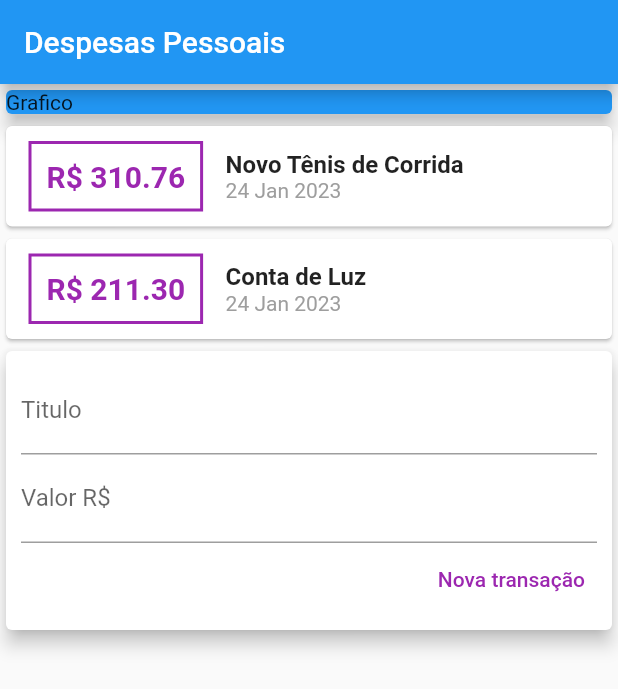
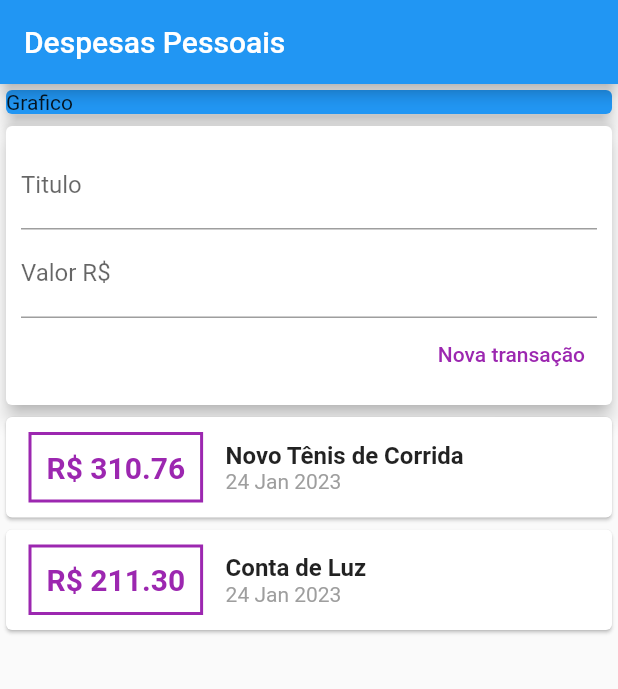
Before and after one commit to williansjaime/AppFlutterDespesas, a Flutter app: the screen it shows after launch, on a phone screen of 412 x 824 dp. Shown: the top 689 px of the screen. Run offline on Flutter 3.47's test engine with Material 2 defaults, Android fonts, the phone set to English and light mode, and no system bars.

Commit message:
Implementado list view e melhorisa no app

```diff
--- a/AppExpense/expenses/lib/components/transaction_list.dart
+++ b/AppExpense/expenses/lib/components/transaction_list.dart
@@ -9,8 +9,12 @@ class TransactionList extends StatelessWidget {
   TransactionList(this.transaction); //contrutor
   @override
   Widget build(BuildContext context) {
-    return Column(
-      children: transaction.map((tr) {
+    return Container(
+      height: 300,
+      child: ListView.builder(
+        itemCount: transaction.length,
+        itemBuilder: (ctx, index) {
+          final tr = transaction[index];
           return Card(
             child: Row(children: <Widget>[
               Container(
@@ -53,7 +57,8 @@ class TransactionList extends StatelessWidget {
               )
             ]),
           );
-      }).toList(),
+        },
+      ),
     );
   }
 }
--- a/AppExpense/expenses/lib/components/transaction_user.dart
+++ b/AppExpense/expenses/lib/components/transaction_user.dart
@@ -42,8 +42,8 @@ class _TransactionUserState extends State<TransactionUser> {
   Widget build(BuildContext context) {
     return Column(
       children: <Widget>[
+        TransactionForm(_addTransaction),
         TransactionList(_transactions),
-        TransactionForm(),
       ],
     );
   }
--- a/AppExpense/expenses/lib/main.dart
+++ b/AppExpense/expenses/lib/main.dart
@@ -20,7 +20,8 @@ class expenses extends StatelessWidget {
       appBar: AppBar(
         title: Text('Despesas Pessoais'),
       ),
-      body: Column(
+      body: SingleChildScrollView(
+        child: Column(
           //mainAxisAlignment: MainAxisAlignment.spaceAround,
           //crossAxisAlignment: CrossAxisAlignment.stretch,
           children: <Widget>[
@@ -34,6 +35,7 @@ class expenses extends StatelessWidget {
             TransactionUser(),
           ],
         ),
+      ),
     );
   }
 }
```
Also changed, not shown: AppExpense/expenses/lib/components/transaction_form.dart (+19 -2 lines). Lines whose indentation alone changed are shown as unchanged.
